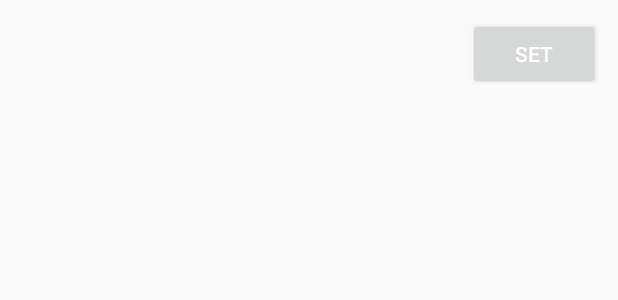
After one commit to pierrec1/KotlinSample, an Android app: the layout user_item.xml on its own in the app's theme, with its tools: preview values and no code run, on a phone screen of 412 x 824 dp. The commit adds this screen. Shown: the top 300 px of the screen. Run offline under Robolectric (Android 15) with nearby library versions, the phone set to English and light mode, and no system bars; network calls fail.

Commit message:
Add recycler view, searchView and basic in memory cache

```diff
--- a/app/src/main/java/com/example/pierre/kotlinsample/users/model/Users.kt
+++ b/app/src/main/java/com/example/pierre/kotlinsample/users/model/Users.kt
@@ -6,6 +6,6 @@ data class Users(@SerializedName("users") val userList: List<User>)
 
 data class User (
         var email: String,
-        var name: String ,
+        var name: String,
         var infos: String
 )
--- /dev/null
+++ b/app/src/main/res/layout/user_item.xml
@@ -0,0 +1,40 @@
+<?xml version="1.0" encoding="utf-8"?>
+<RelativeLayout xmlns:android="http://schemas.android.com/apk/res/android"
+                                             android:layout_width="match_parent"
+                                             android:layout_height="wrap_content"
+                                             android:padding="@dimen/recycler_item_padding"
+                                             xmlns:app="http://schemas.android.com/apk/res-auto">
+
+  <TextView
+      android:id="@+id/name"
+      android:layout_width="wrap_content"
+      android:layout_height="wrap_content"
+      android:layout_alignParentTop="true"
+      android:layout_alignParentLeft="true"
+      />
+
+  <TextView
+      android:id="@+id/email"
+      android:layout_width="wrap_content"
+      android:layout_height="wrap_content"
+      android:layout_below="@+id/name"
+      android:layout_alignParentLeft="true"/>
+
+  <TextView
+      android:id="@+id/infos"
+      android:layout_width="wrap_content"
+      android:layout_height="wrap_content"
+      android:layout_below="@+id/email"
+      android:layout_alignParentLeft="true"
+      android:visibility="gone"/>
+
+  <Button
+      android:id="@+id/set_button"
+      android:layout_width="wrap_content"
+      android:layout_height="wrap_content"
+      android:text="@string/set"
+      app:layout_constraintBottom_toBottomOf="parent"
+      android:layout_alignParentTop="true"
+      android:layout_alignParentRight="true"/>
+
+</RelativeLayout>
--- a/app/src/main/res/values/colors.xml
+++ b/app/src/main/res/values/colors.xml
@@ -1,6 +1,8 @@
 <?xml version="1.0" encoding="utf-8"?>
 <resources>
-    <color name="colorPrimary">#3F51B5</color>
+    <color name="colorPrimary">#11AA11</color>
+    <color name="colorSecondary">#FFFFFF</color>
     <color name="colorPrimaryDark">#303F9F</color>
     <color name="colorAccent">#FF4081</color>
+    <color name="hintColor">#88FFFFFF</color>
 </resources>
--- /dev/null
+++ b/app/src/main/res/values/dimens.xml
@@ -0,0 +1,5 @@
+<?xml version="1.0" encoding="utf-8"?>
+<resources>
+  <dimen name="recycler_item_height">62dp</dimen>
+  <dimen name="recycler_item_padding">12dp</dimen>
+</resources>
--- a/app/src/main/res/values/strings.xml
+++ b/app/src/main/res/values/strings.xml
@@ -1,4 +1,6 @@
 <resources>
     <string name="app_name">KotlinSample</string>
     <string name="error">Error:</string>
+  <string name="set">SET</string>
+  <string name="search_hint">type user name…</string>
 </resources>
--- a/app/src/main/res/values/styles.xml
+++ b/app/src/main/res/values/styles.xml
@@ -1,11 +1,18 @@
 <resources>
 
     <!-- Base application theme. -->
-    <style name="AppTheme" parent="Theme.AppCompat.Light.DarkActionBar">
+    <style name="AppTheme" parent="Theme.AppCompat.Light.NoActionBar">
         <!-- Customize your theme here. -->
         <item name="colorPrimary">@color/colorPrimary</item>
+        <item name="android:textColorPrimary">@color/colorSecondary</item>
+        <item name="android:textColorSecondary">@color/colorSecondary</item>
+
         <item name="colorPrimaryDark">@color/colorPrimaryDark</item>
         <item name="colorAccent">@color/colorAccent</item>
+        <item name="windowActionBar">false</item>
+
+      <item name="android:editTextColor">@android:color/white</item>
+      <item name="android:textColorHint">@color/hintColor</item>
     </style>
 
 </resources>
```
Also changed, not shown: app/build.gradle (+4 -5 lines), app/src/main/java/com/example/pierre/kotlinsample/users/MainActivity.kt (+35 -6 lines), app/src/main/java/com/example/pierre/kotlinsample/users/UserListAdapter.kt (added, +53 -0 lines), app/src/main/java/com/example/pierre/kotlinsample/users/UsersPresenter.kt (+10 -1 lines), app/src/main/java/com/example/pierre/kotlinsample/users/dagger/UsersModule.kt (+10 -6 lines), app/src/main/java/com/example/pierre/kotlinsample/users/model/GetUsersAgent.kt (+15 -1 lines), app/src/main/java/com/example/pierre/kotlinsample/users/model/GetUsersLocalDataSource.kt (added, +22 -0 lines), app/src/main/java/com/example/pierre/kotlinsample/users/model/SearchUsersUseCase.kt (added, +9 -0 lines), app/src/main/res/layout/activity_main.xml (+41 -14 lines), 1 other file.
